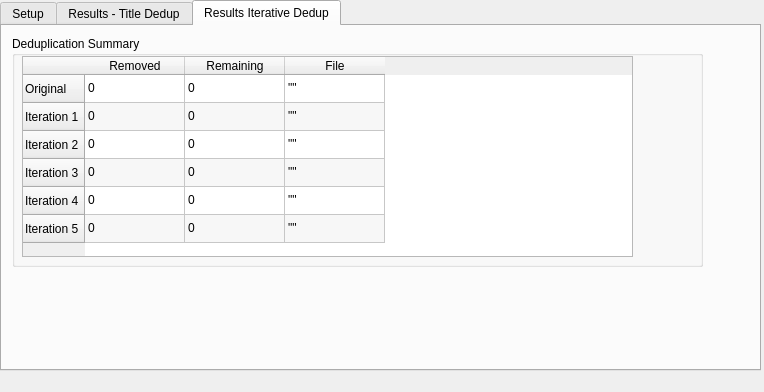
Before: the Qt Designer form MainWindow.ui in TomMonks/DedupInterface, drawn with Qt 5.
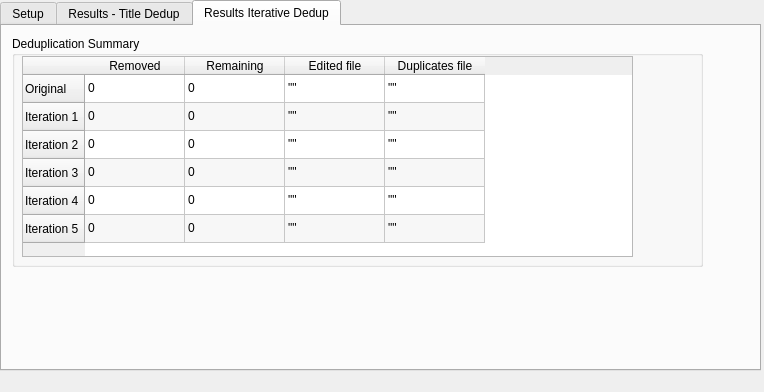
After: the same form once the commit is applied.

Commit message: Modded main window so that the names of the files containing duplicates at each iteration are displayed.  Double click to launch file

```diff
--- a/MainWindow.ui
+++ b/MainWindow.ui
@@ -331,7 +331,7 @@
         <bool>true</bool>
        </property>
        <property name="columnCount">
-        <number>3</number>
+        <number>4</number>
        </property>
        <attribute name="verticalHeaderDefaultSectionSize">
         <number>28</number>
@@ -378,7 +378,12 @@
        </column>
        <column>
         <property name="text">
-         <string>File</string>
+         <string>Edited file</string>
+        </property>
+       </column>
+       <column>
+        <property name="text">
+         <string>Duplicates file</string>
         </property>
        </column>
        <item row="0" column="0">
@@ -396,6 +401,11 @@
          <string>&quot;&quot;</string>
         </property>
        </item>
+       <item row="0" column="3">
+        <property name="text">
+         <string>&quot;&quot;</string>
+        </property>
+       </item>
        <item row="1" column="0">
         <property name="text">
          <string>0</string>
@@ -411,6 +421,11 @@
          <string>&quot;&quot;</string>
         </property>
        </item>
+       <item row="1" column="3">
+        <property name="text">
+         <string>&quot;&quot;</string>
+        </property>
+       </item>
        <item row="2" column="0">
         <property name="text">
          <string>0</string>
@@ -426,6 +441,11 @@
          <string>&quot;&quot;</string>
         </property>
        </item>
+       <item row="2" column="3">
+        <property name="text">
+         <string>&quot;&quot;</string>
+        </property>
+       </item>
        <item row="3" column="0">
         <property name="text">
          <string>0</string>
@@ -441,6 +461,11 @@
          <string>&quot;&quot;</string>
         </property>
        </item>
+       <item row="3" column="3">
+        <property name="text">
+         <string>&quot;&quot;</string>
+        </property>
+       </item>
        <item row="4" column="0">
         <property name="text">
          <string>0</string>
@@ -456,6 +481,11 @@
          <string>&quot;&quot;</string>
         </property>
        </item>
+       <item row="4" column="3">
+        <property name="text">
+         <string>&quot;&quot;</string>
+        </property>
+       </item>
        <item row="5" column="0">
         <property name="text">
          <string>0</string>
@@ -471,6 +501,11 @@
          <string>&quot;&quot;</string>
         </property>
        </item>
+       <item row="5" column="3">
+        <property name="text">
+         <string>&quot;&quot;</string>
+        </property>
+       </item>
       </widget>
      </widget>
     </widget>
```
The commit also changes 7 other files.
